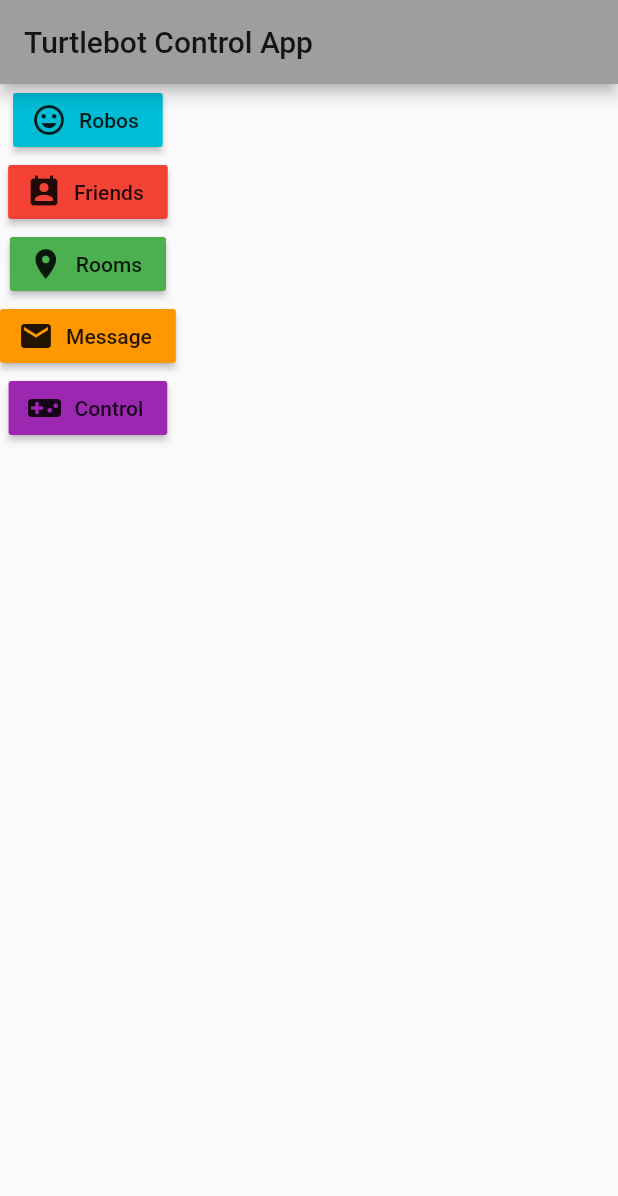
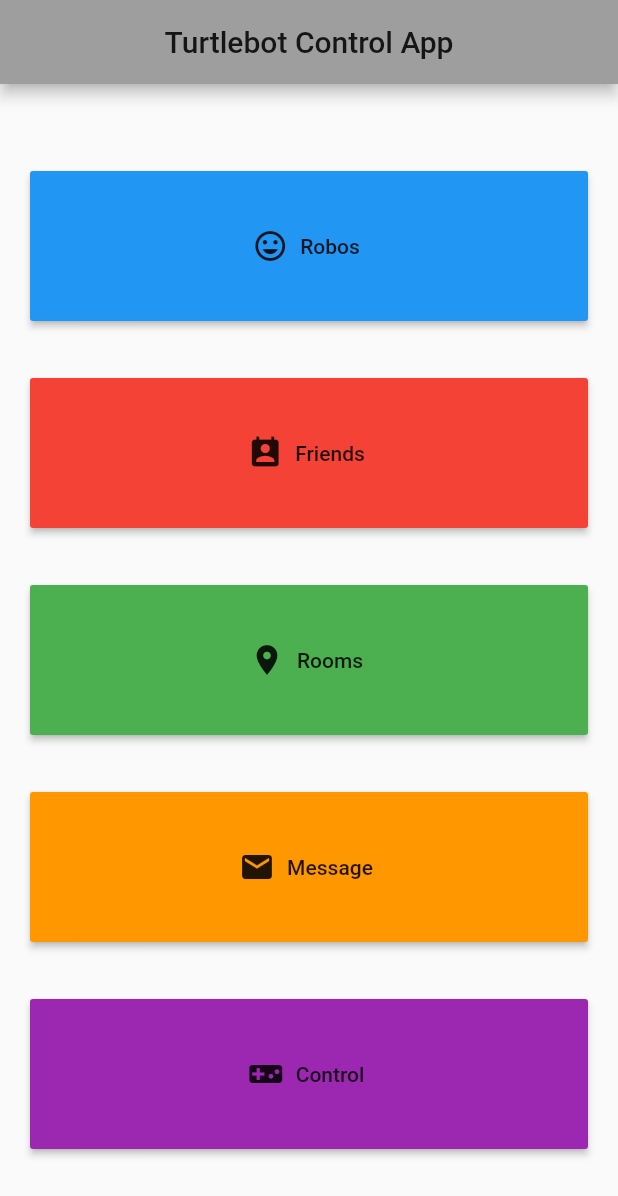
Before and after one commit to FloforPresident/projektarbeit, a Flutter app: the screen it shows after launch, on a phone screen of 412 x 824 dp. Shown: the top 1196 px of the screen. Run offline on Flutter 3.47's test engine with Material 2 defaults, Android fonts, the light colour scheme and no system bars.

Commit message:
Rollback to old Status

```diff
--- a/FlutterApp/turtlebot/lib/control.dart
+++ b/FlutterApp/turtlebot/lib/control.dart
@@ -1,6 +1,4 @@
 import 'package:flutter/material.dart';
-
-import 'navigation.dart';
 
 class Control extends StatelessWidget {
   const Control({Key key}) : super(key: key);
@@ -10,6 +8,7 @@ class Control extends StatelessWidget {
     return Scaffold(
       appBar: AppBar(
         title: Text("Robo Control"),
+        backgroundColor: Colors.purple,
       ),
     );
   }
--- a/FlutterApp/turtlebot/lib/friends.dart
+++ b/FlutterApp/turtlebot/lib/friends.dart
@@ -1,6 +1,4 @@
 import 'package:flutter/material.dart';
-
-import 'navigation.dart';
 
 class Friends extends StatelessWidget {
   const Friends({Key key}) : super(key: key);
@@ -10,6 +8,7 @@ class Friends extends StatelessWidget {
     return Scaffold(
       appBar: AppBar(
         title: Text("Robo Friends"),
+        backgroundColor: Colors.red,
       ),
       body: Center(child: Text('Robo Friends')),
     );
--- a/FlutterApp/turtlebot/lib/main.dart
+++ b/FlutterApp/turtlebot/lib/main.dart
@@ -1,11 +1,5 @@
 import 'package:flutter/material.dart';
 import 'package:turtlebot/routing.dart';
-import 'package:turtlebot/robos.dart';
-import 'package:turtlebot/rooms.dart';
-
-import 'control.dart';
-import 'friends.dart';
-import 'messages.dart';
 import 'navigation.dart';
 
 void main() => runApp(MyApp());
@@ -36,7 +30,7 @@ class _HomeState extends State<Home> {
   Widget build(BuildContext context) {
     return Scaffold(
       appBar: AppBar(
-        title: Text("Turtlebot Control App"),
+        title: Center(child: Text("Turtlebot Control App")),
         backgroundColor: Colors.grey,
       ),
       body: AppNavBarController(),
--- a/FlutterApp/turtlebot/lib/messages.dart
+++ b/FlutterApp/turtlebot/lib/messages.dart
@@ -1,6 +1,4 @@
 import 'package:flutter/material.dart';
-
-import 'navigation.dart';
 
 class Messages extends StatelessWidget {
   const Messages({Key key}) : super(key: key);
@@ -10,6 +8,7 @@ class Messages extends StatelessWidget {
     return Scaffold(
       appBar: AppBar(
         title: Text("Send Message"),
+        backgroundColor: Colors.orange,
       ),
     );
   }
--- a/FlutterApp/turtlebot/lib/navigation.dart
+++ b/FlutterApp/turtlebot/lib/navigation.dart
@@ -1,10 +1,4 @@
 import 'package:flutter/material.dart';
-
-import 'robos.dart';
-import 'friends.dart';
-import 'rooms.dart';
-import 'messages.dart';
-import 'control.dart';
 
 class AppNavBarController extends StatefulWidget {
   @override
@@ -12,23 +6,30 @@ class AppNavBarController extends StatefulWidget {
 }
 
 class _AppNavBarControllerState extends State<AppNavBarController> {
-  int _selectedIndex = 0;
-
   @override
   Widget build(BuildContext context) {
-    return Scaffold(
-      body: Container(
+    return Container(
+        padding: EdgeInsets.all(20),
         child: Column(
+            mainAxisAlignment: MainAxisAlignment.spaceEvenly,
+            crossAxisAlignment: CrossAxisAlignment.stretch,
             children: <Widget>[
-          RaisedButton.icon(
+              ButtonTheme(
+                minWidth: 300,
+                height: 100,
+                child: RaisedButton.icon(
                   onPressed: () {
                     Navigator.pushNamed(context, '/robos');
                   },
                   icon: Icon(Icons.mood),
                   label: Text('Robos'),
-            color: Colors.cyan,
+                  color: Colors.blue,
                 ),
-          RaisedButton.icon(
+              ),
+              ButtonTheme(
+                minWidth: 300,
+                height: 100,
+                child: RaisedButton.icon(
                   onPressed: () {
                     Navigator.pushNamed(context, '/friends');
                   },
@@ -36,7 +37,11 @@ class _AppNavBarControllerState extends State<AppNavBarController> {
                   label: Text('Friends'),
                   color: Colors.red,
                 ),
-          RaisedButton.icon(
+              ),
+              ButtonTheme(
+                minWidth: 200,
+                height: 100,
+                child: RaisedButton.icon(
                   onPressed: () {
                     Navigator.pushNamed(context, '/rooms');
                   },
@@ -44,7 +49,11 @@ class _AppNavBarControllerState extends State<AppNavBarController> {
                   label: Text('Rooms'),
                   color: Colors.green,
                 ),
-          RaisedButton.icon(
+              ),
+              ButtonTheme(
+                minWidth: 200,
+                height: 100,
+                child: RaisedButton.icon(
                   onPressed: () {
                     Navigator.pushNamed(context, '/messages');
                   },
@@ -52,7 +61,11 @@ class _AppNavBarControllerState extends State<AppNavBarController> {
                   label: Text('Message'),
                   color: Colors.orange,
                 ),
-          RaisedButton.icon(
+              ),
+              ButtonTheme(
+                minWidth: 200,
+                height: 100,
+                child: RaisedButton.icon(
                   onPressed: () {
                     Navigator.pushNamed(context, '/control');
                   },
@@ -60,50 +73,7 @@ class _AppNavBarControllerState extends State<AppNavBarController> {
                   label: Text('Control'),
                   color: Colors.purple,
                 ),
-        ],
-      )),
-      // bottomNavigationBar: BottomNavigationBar(
-      //   onTap: (int index) {
-      //     setState(() => _selectedIndex = index);
-
-      //     switch (_selectedIndex) {
-      //       case 0:
-      //         return Navigator.pushNamed(context, '/');
-      //       case 1:
-      //         return Navigator.pushNamed(context, '/friends');
-      //       case 2:
-      //         return Navigator.pushNamed(context, '/rooms');
-      //       case 3:
-      //         return Navigator.pushNamed(context, '/messages');
-      //       case 4:
-      //         return Navigator.pushNamed(context, '/control');
-      //     }
-      //   },
-      //   currentIndex: _selectedIndex,
-      //   iconSize: 30,
-      //   items: [
-      //     BottomNavigationBarItem(
-      //         icon: Icon(Icons.mood),
-      //         title: Text('Robos'),
-      //         backgroundColor: Colors.cyan),
-      //     BottomNavigationBarItem(
-      //         icon: Icon(Icons.perm_contact_calendar),
-      //         title: Text('Friends'),
-      //         backgroundColor: Colors.red),
-      //     BottomNavigationBarItem(
-      //         icon: Icon(Icons.location_on),
-      //         title: Text('Rooms'),
-      //         backgroundColor: Colors.green),
-      //     BottomNavigationBarItem(
-      //         icon: Icon(Icons.mail),
-      //         title: Text('Messages'),
-      //         backgroundColor: Colors.orange),
-      //     BottomNavigationBarItem(
-      //         icon: Icon(Icons.videogame_asset),
-      //         title: Text('Control'),
-      //         backgroundColor: Colors.purple),
-      //   ],
-      // ),
-    );
+              )
+            ]));
   }
 }
--- a/FlutterApp/turtlebot/lib/robos.dart
+++ b/FlutterApp/turtlebot/lib/robos.dart
@@ -1,6 +1,4 @@
 import 'package:flutter/material.dart';
-
-import 'navigation.dart';
 
 class Robos extends StatefulWidget {
   Robos({Key key}) : super(key: key);
@@ -17,6 +15,7 @@ class _RobosState extends State<Robos> {
     return Scaffold(
       appBar: AppBar(
         title: Text("Connected Robos"),
+        backgroundColor: Colors.blue,
       ),
       body: Center(child: Text('Robo Control')),
     );
--- a/FlutterApp/turtlebot/lib/rooms.dart
+++ b/FlutterApp/turtlebot/lib/rooms.dart
@@ -1,6 +1,4 @@
 import 'package:flutter/material.dart';
-
-import 'navigation.dart';
 
 class Rooms extends StatelessWidget {
   const Rooms({Key key}) : super(key: key);
@@ -10,6 +8,7 @@ class Rooms extends StatelessWidget {
     return Scaffold(
       appBar: AppBar(
         title: Text("Room Register"),
+        backgroundColor: Colors.green,
       ),
     );
   }
```
Also changed, not shown: FlutterApp/turtlebot/lib/models/user.dart (deleted, +0 -17 lines), FlutterApp/turtlebot/lib/utils/database.dart (deleted, +0 -57 lines). Lines whose indentation alone changed are shown as unchanged.
